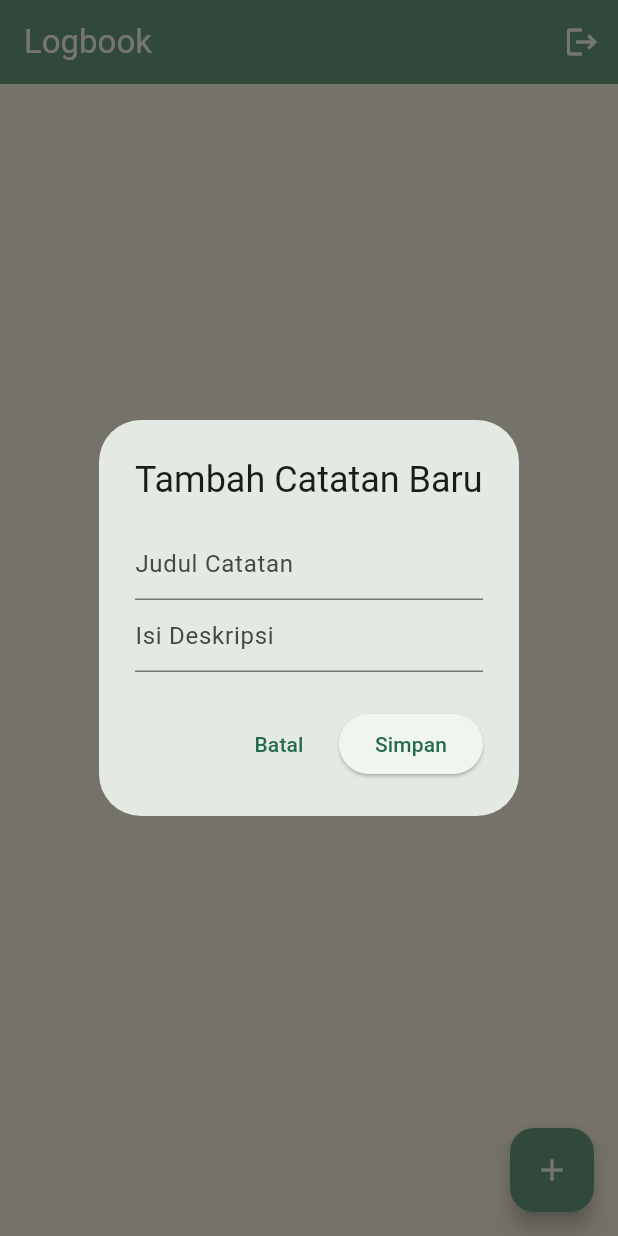
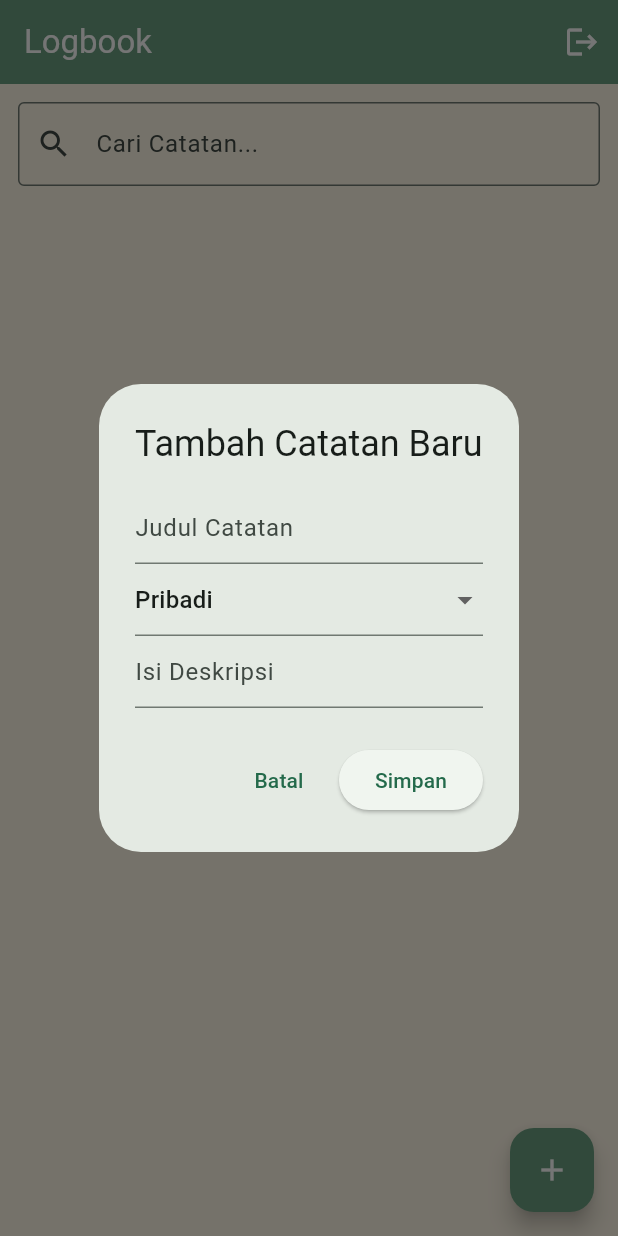
Before and after one commit to Arud4Alda/PY4_2C_D3_2024_Modul3_066, a Flutter app: the LogView screen opened directly with empty values, after a tap on the "add" icon, on a phone screen of 412 x 824 dp. Run offline on Flutter 3.47's test engine with Material 3 defaults, Android fonts, the phone set to English and light mode, and no system bars; our stand-ins replace shared_preferences; accounts and stored records are empty.

Commit message:
menyelesaikan homework modul 3 proyek 4
menambahkan Categories, Empty State, dan search Feature.

```diff
--- a/lib/features/logbook/log_controller.dart
+++ b/lib/features/logbook/log_controller.dart
@@ -3,46 +3,77 @@ import 'package:flutter/material.dart';
 import 'package:shared_preferences/shared_preferences.dart';
 import 'package:py4_2c_d3_2024_modul1_066/features/logbook/models/log_model.dart';
 
-class LogController
-{
+class LogController {
   final ValueNotifier<List<LogModel>> logsNotifier = ValueNotifier([]);
+  final ValueNotifier<List<LogModel>> filteredLogs = ValueNotifier([]);
   static const String _storageKey = 'user_logs_data';
 
-  LogController() {loadFromDisk();}
+  String _currentQuery = "";
+  LogController();
+  //LogController() {loadLogs();}
 
-  void addLog(String title, String desc)
-  {
+  //ADD
+  void addLog(String title, String category, String desc) {
     final newLog = LogModel(
       title: title,
+      category: category,
       description: desc,
       date: DateTime.now().toString(),
     );
     logsNotifier.value = [...logsNotifier.value, newLog];
+    _applyFilter();
     saveToDisk();
   }
 
-  void updateLog(int index, String title, String desc)
-  {
+  //UPDATE
+  void updateLog(LogModel oldLog, String title, String category, String desc) {
     final currentLogs = List<LogModel>.from(logsNotifier.value);
-    currentLogs[index] = LogModel(
-      title: title,
-      description: desc,
-      date: DateTime.now().toString(),
-    );
+    final index = currentLogs.indexOf(oldLog);
+
+    if (index != -1) {
+      currentLogs[index] = LogModel(
+        title: title,
+        category: category,
+        description: desc,
+        date: DateTime.now().toString(),
+      );
+    }
     logsNotifier.value = currentLogs;
+    _applyFilter();
     saveToDisk();
   }
 
-  void removeLog(int index)
-  {
+  //DELETE
+  void removeLog(LogModel log) {
     final currentLogs = List<LogModel>.from(logsNotifier.value);
-    currentLogs.removeAt(index);
+    currentLogs.remove(log);
     logsNotifier.value = currentLogs;
+    _applyFilter();
     saveToDisk();
   }
 
-  Future<void> saveToDisk() async
-  {
+  //SEARCH
+  void searchLog(String query) {
+    _currentQuery = query;
+    _applyFilter();
+  }
+
+  //FILTER
+  void _applyFilter() {
+    if (_currentQuery.isEmpty) {
+      filteredLogs.value = logsNotifier.value;
+    } else {
+      filteredLogs.value = logsNotifier.value
+          .where(
+            (log) =>
+                log.title.toLowerCase().contains(_currentQuery.toLowerCase()),
+          )
+          .toList();
+    }
+  }
+
+  //SAVE
+  Future<void> saveToDisk() async {
     final prefs = await SharedPreferences.getInstance();
     final String encodedData = jsonEncode(
       logsNotifier.value.map((e) => e.toMap()).toList(),
@@ -50,15 +81,19 @@ class LogController
     await prefs.setString(_storageKey, encodedData);
   }
 
-  Future<void> loadFromDisk() async
-  {
+  //LOAD
+  Future<void> loadLogs() async {
     final prefs = await SharedPreferences.getInstance();
-    final String? data = prefs.getString(_storageKey);
-    if (data != null)
-    {
-      final List decoded = jsonDecode(data);
-      logsNotifier.value = decoded.map((e) => LogModel.fromMap(e)).toList();
+    final String? rawJson = prefs.getString(_storageKey);
+
+    if (rawJson != null) {
+      // 1. Decode String ke List<Map>
+      final List decoded = jsonDecode(rawJson);
+      // 2. Map kembali ke List<LogModel>
+      logsNotifier.value = decoded
+          .map((item) => LogModel.fromMap(item))
+          .toList();
     }
-
+    _applyFilter();
   }
 }
--- a/lib/features/logbook/log_view.dart
+++ b/lib/features/logbook/log_view.dart
@@ -3,11 +3,26 @@ import 'package:py4_2c_d3_2024_modul1_066/features/logbook/log_controller.dart';
 import 'package:py4_2c_d3_2024_modul1_066/features/onboarding/onboarding_view.dart';
 import 'package:py4_2c_d3_2024_modul1_066/features/logbook/models/log_model.dart';
 
-class LogView extends StatefulWidget {
+class LogView extends StatefulWidget
+{
   final String username;
   const LogView({super.key, required this.username});
   @override
   State<LogView> createState() => _LogViewState();
+}
+
+Color getCategoryColor(String category)
+{
+  switch (category) {
+    case "Pekerjaan":
+      return const Color.fromARGB(255, 93, 130, 163);
+    case "Pribadi":
+      return const Color.fromARGB(255, 100, 159, 102);
+    case "Urgent":
+      return const Color.fromARGB(255, 174, 98, 105);
+    default:
+      return Colors.grey.shade200;
+  }
 }
 
 class _LogViewState extends State<LogView> {
@@ -15,8 +30,30 @@ class _LogViewState extends State<LogView> {
   final TextEditingController _contentController = TextEditingController();
   final LogController _controller = LogController();
 
-  void _showAddLogDialog()
+  //INIT STATE
+  @override
+  void initState()
   {
+    super.initState();
+    _controller.loadLogs();
+  }
+
+  //SNACKBAR
+  void showSnack(String message) {
+    ScaffoldMessenger.of(context).showSnackBar(
+      SnackBar(
+        content: Text(message, style: const TextStyle(color: Colors.white)),
+        backgroundColor: const Color.fromARGB(255, 106, 160, 128),
+        behavior: SnackBarBehavior.floating,
+        shape: RoundedRectangleBorder(borderRadius: BorderRadius.circular(15)),
+        margin: const EdgeInsets.all(20),
+      ),
+    );
+  }
+
+  //DIALOG TAMBAH
+  void _showAddLogDialog() {
+    String selectedCategory = "Pribadi";
     showDialog(
       context: context,
       builder: (context) => AlertDialog(
@@ -28,6 +65,18 @@ class _LogViewState extends State<LogView> {
               controller: _titleController,
               decoration: const InputDecoration(hintText: "Judul Catatan"),
             ),
+            DropdownButtonFormField<String>(
+              initialValue: selectedCategory,
+              items: ["Pekerjaan", "Pribadi", "Urgent"]
+                  .map(
+                    (category) => DropdownMenuItem(
+                      value: category,
+                      child: Text(category),
+                    ),
+                  )
+                  .toList(),
+              onChanged: (value) {selectedCategory = value!;},
+            ),
             TextField(
               controller: _contentController,
               decoration: const InputDecoration(hintText: "Isi Deskripsi"),
@@ -36,21 +85,16 @@ class _LogViewState extends State<LogView> {
         ),
         actions: [
           TextButton(
-            onPressed: () => Navigator.pop(context), // Tutup tanpa simpan
+            onPressed: () => Navigator.pop(context),
             child: const Text("Batal"),
           ),
           ElevatedButton(
             onPressed: () {
-              // Jalankan fungsi tambah di Controller
               _controller.addLog(
                 _titleController.text,
-                _contentController.text
+                selectedCategory,
+                _contentController.text,
               );
-
-              // // Trigger UI Refresh
-              // setState(() {});
-
-              // Bersihkan input dan tutup dialog
               _titleController.clear();
               _contentController.clear();
               Navigator.pop(context);
@@ -62,8 +106,9 @@ class _LogViewState extends State<LogView> {
     );
   }
 
-  void _showEditLogDialog(int index, LogModel log)
-  {
+  //DIALOG EDIT
+  void _showEditLogDialog(LogModel log) {
+    String selectedCategory = log.category;
     _titleController.text = log.title;
     _contentController.text = log.description;
     showDialog(
@@ -74,16 +119,34 @@ class _LogViewState extends State<LogView> {
           mainAxisSize: MainAxisSize.min,
           children: [
             TextField(controller: _titleController),
+            DropdownButtonFormField<String>(
+              initialValue: selectedCategory,
+              items: ["Pekerjaan", "Pribadi", "Urgent"]
+                  .map(
+                    (category) => DropdownMenuItem(
+                      value: category,
+                      child: Text(category),
+                    ),
+                  )
+                  .toList(),
+              onChanged: (value) {selectedCategory = value!;},
+            ),
             TextField(controller: _contentController),
           ],
         ),
         actions: [
-          TextButton(onPressed: () => Navigator.pop(context), child: const Text("Batal")),
+          TextButton(
+            onPressed: () => Navigator.pop(context),
+            child: const Text("Batal"),
+          ),
           ElevatedButton(
             onPressed: () {
-              _controller.updateLog(index, _titleController.text, _contentController.text);
-              _titleController.clear();
-              _contentController.clear();
+              _controller.updateLog(
+                log,
+                _titleController.text,
+                selectedCategory,
+                _contentController.text,
+              );
               Navigator.pop(context);
             },
             child: const Text("Update"),
@@ -97,13 +160,14 @@ class _LogViewState extends State<LogView> {
   Widget build(BuildContext context) {
     return Scaffold(
       appBar: AppBar(
-        title: Text("Logbook",
-          style: TextStyle(color: Colors.white),
-        ),
+        title: Text("Logbook", style: TextStyle(color: Colors.white)),
         backgroundColor: const Color.fromARGB(255, 106, 160, 128),
         actions: [
           IconButton(
-            icon: const Icon(Icons.logout, color: Color.fromARGB(255, 255, 255, 255)),
+            icon: const Icon(
+              Icons.logout,
+              color: Color.fromARGB(255, 255, 255, 255),
+            ),
             onPressed: () {
               showDialog(
                 context: context,
@@ -122,11 +186,16 @@ class _LogViewState extends State<LogView> {
 
                           Navigator.pushAndRemoveUntil(
                             context,
-                            MaterialPageRoute(builder: (context) => const OnboardingView()),
+                            MaterialPageRoute(
+                              builder: (context) => const OnboardingView(),
+                            ),
                             (route) => false,
                           );
                         },
-                        child: const Text("Ya, Keluar", style: TextStyle(color: Colors.red)),
+                        child: const Text(
+                          "Ya, Keluar",
+                          style: TextStyle(color: Colors.red),
+                        ),
                       ),
                     ],
                   );
@@ -137,25 +206,70 @@ class _LogViewState extends State<LogView> {
         ],
       ),
 
-
-
       backgroundColor: const Color.fromARGB(255, 255, 248, 231),
-      body: ValueListenableBuilder<List<LogModel>>(
-        valueListenable: _controller.logsNotifier,
+      body: Column(
+        children: [
+          Padding(
+            padding: const EdgeInsets.all(12),
+            child: TextField(
+              onChanged: (value) => _controller.searchLog(value),
+              decoration: const InputDecoration(
+                labelText: "Cari Catatan...",
+                prefixIcon: Icon(Icons.search),
+                border: OutlineInputBorder(),
+              ),
+            ),
+          ),
+          Expanded(
+            child: ValueListenableBuilder<List<LogModel>>(
+              valueListenable: _controller.filteredLogs,
               builder: (context, currentLogs, child) {
-          if (currentLogs.isEmpty) return const Center(child: Text("Belum ada catatan."));
+                if (currentLogs.isEmpty) {
+                  return const Center(
+                    child: Column(
+                      mainAxisAlignment: MainAxisAlignment.center,
+                      children: [
+                        Icon(
+                          Icons.border_color_rounded,
+                          size: 100,
+                          color: Color.fromARGB(255, 106, 160, 128),
+                        ),
+                        SizedBox(height: 20),
+                        Text(
+                          "Belum ada catatan",
+                          style: TextStyle(
+                            color: Color.fromARGB(255, 106, 160, 128),
+                          ),
+                        ),
+                      ],
+                    ),
+                  );
+                }
                 return ListView.builder(
                   itemCount: currentLogs.length,
                   itemBuilder: (context, index) {
                     final log = currentLogs[index];
-              return Card(
+                    return Dismissible(
+                      key: ValueKey(log.title),
+                      direction: DismissDirection.endToStart,
+                      background: Container(
+                        color: Colors.red,
+                        alignment: Alignment.centerRight,
+                        padding: const EdgeInsets.only(right: 20),
+                        child: const Icon(Icons.delete, color: Colors.white),
+                      ),
+                      onDismissed: (direction)
+                      {
+                        _controller.removeLog(log);
+                      },
+                      child: Card(
                         color: const Color.fromARGB(220, 255, 248, 231),
                         elevation: 2,
                         shape: RoundedRectangleBorder(
                           borderRadius: BorderRadius.circular(10),
                         ),
                         child: ListTile(
-                  leading: const Icon(Icons.android_rounded),
+                          leading: Icon(Icons.android_rounded, color: getCategoryColor(log.category)),
                           title: Text(log.title),
                           subtitle: Column(
                             crossAxisAlignment: CrossAxisAlignment.start,
@@ -174,22 +288,30 @@ class _LogViewState extends State<LogView> {
                           trailing: Wrap(
                             children: [
                               IconButton(
-                        icon: const Icon(Icons.edit, color: Color.fromARGB(185, 100, 152, 194)),
-                        onPressed: () => _showEditLogDialog(index, log), // Fungsi edit
+                                icon: const Icon(
+                                  Icons.edit,
+                                  color: Color.fromARGB(185, 100, 152, 194),
+                                ),
+                                onPressed: () => _showEditLogDialog(log),
                               ),
                               IconButton(
-                        icon: const Icon(Icons.delete, color: Color.fromARGB(255, 199, 118, 111)),
-                        onPressed: () {
-                          _controller.removeLog(index);
-                        },
+                                icon: const Icon(
+                                  Icons.delete,
+                                  color: Color.fromARGB(255, 199, 118, 111),
+                                ),
+                                onPressed: () {_controller.removeLog(log);},
                               ),
                             ],
+                          ),
                         ),
                       ),
                     );
                   },
                 );
               },
+            ),
+          ),
+        ],
       ),
       floatingActionButton: FloatingActionButton(
         backgroundColor: const Color.fromARGB(255, 106, 160, 128),
--- a/lib/features/logbook/models/log_model.dart
+++ b/lib/features/logbook/models/log_model.dart
@@ -1,10 +1,12 @@
 class LogModel {
   final String title;
+  final String category;
   final String date;
   final String description;
 
   LogModel({
     required this.title,
+    required this.category,
     required this.date,
     required this.description,
   });
@@ -13,6 +15,7 @@ class LogModel {
   factory LogModel.fromMap(Map<String, dynamic> map) {
     return LogModel(
       title: map['title'],
+      category: map['category'],
       date: map['date'],
       description: map['description'],
     );
@@ -22,6 +25,7 @@ class LogModel {
   Map<String, dynamic> toMap() {
     return {
       'title': title,
+      'category': category,
       'date': date,
       'description': description,
     };
```
Lines whose indentation alone changed are shown as unchanged.
